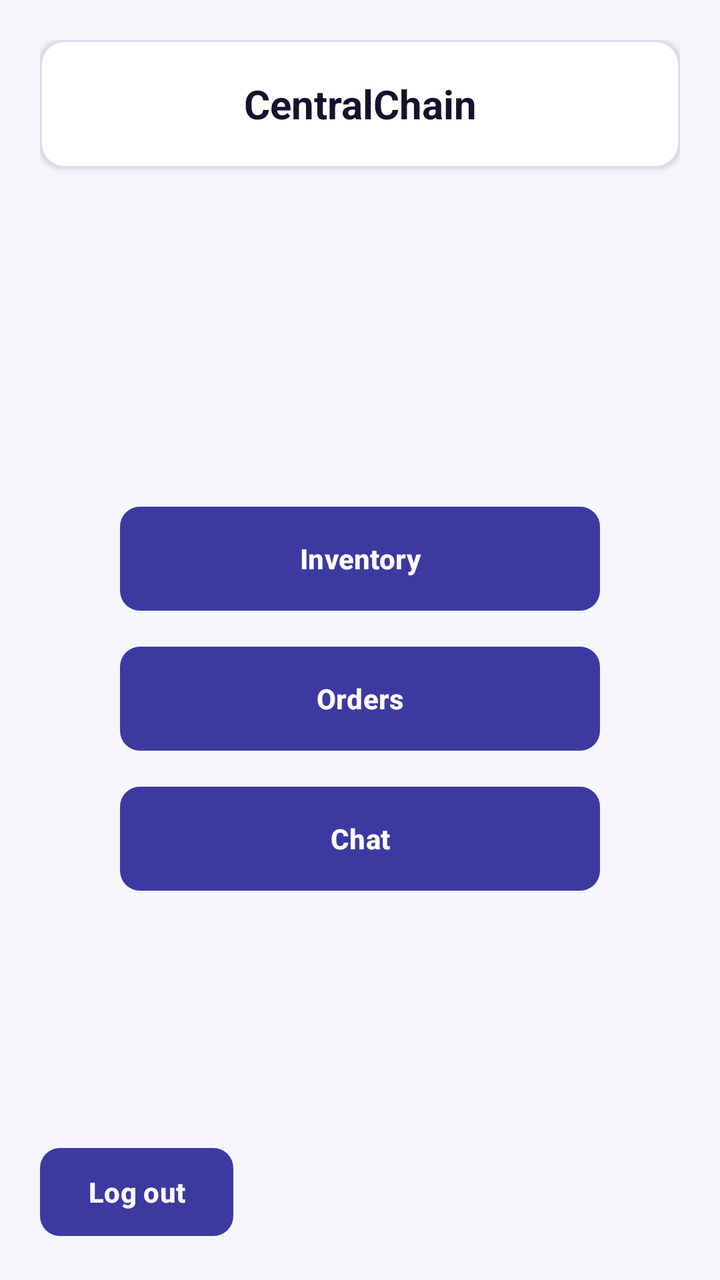
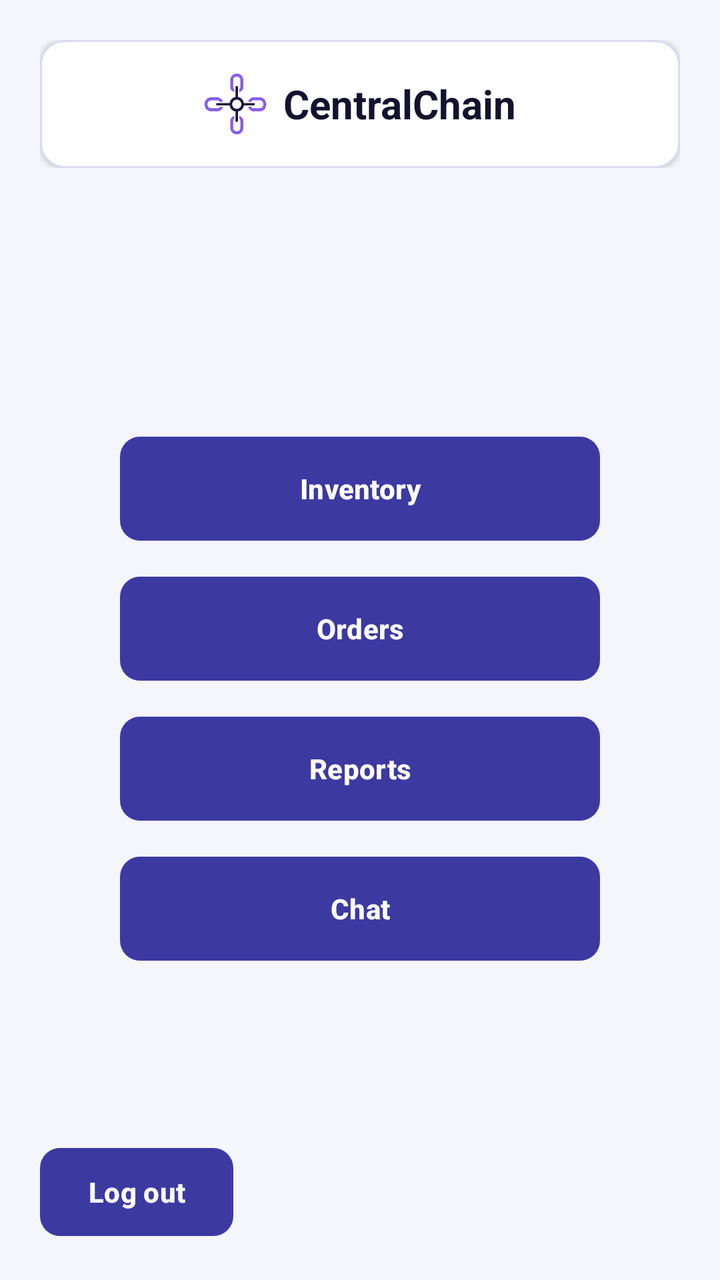

Screens rendered from an Android XML layout before and after an edit, with the pre-edit source and the edit as a unified diff.
<!-- AndroidManifest.xml: application theme Theme.CentralChain -->
<!-- res/layout/activity_supplier.xml -->
<?xml version="1.0" encoding="utf-8"?>
<LinearLayout xmlns:android="http://schemas.android.com/apk/res/android"
    android:layout_width="match_parent"
    android:layout_height="match_parent"
    android:orientation="vertical"
    android:padding="20dp">

    <include layout="@layout/view_header" />

    <LinearLayout
        android:layout_width="match_parent"
        android:layout_height="0dp"
        android:layout_weight="1"
        android:gravity="center"
        android:orientation="vertical"
        android:paddingStart="40dp"
        android:paddingEnd="40dp">

        <com.google.android.material.button.MaterialButton
            android:id="@+id/btn_inventory"
            style="@style/CC.Button.Primary"
            android:layout_width="match_parent"
            android:layout_height="56dp"
            android:text="Inventory" />

        <com.google.android.material.button.MaterialButton
            android:id="@+id/btn_orders"
            style="@style/CC.Button.Primary"
            android:layout_width="match_parent"
            android:layout_height="56dp"
            android:layout_marginTop="14dp"
            android:text="Orders" />

        <com.google.android.material.button.MaterialButton
            android:id="@+id/btn_chat"
            style="@style/CC.Button.Primary"
            android:layout_width="match_parent"
            android:layout_height="56dp"
            android:layout_marginTop="14dp"
            android:text="Chat" />
    </LinearLayout>

    <com.google.android.material.button.MaterialButton
        android:id="@+id/btn_logout"
        style="@style/CC.Button.Primary"
        android:layout_width="wrap_content"
        android:layout_height="wrap_content"
        android:text="Log out" />
</LinearLayout>
<!-- res/layout/view_header.xml (included above) -->
<?xml version="1.0" encoding="utf-8"?>
<LinearLayout xmlns:android="http://schemas.android.com/apk/res/android"
    android:layout_width="match_parent"
    android:layout_height="wrap_content"
    android:orientation="vertical">

    <TextView
        android:layout_width="match_parent"
        android:layout_height="64dp"
        android:background="@drawable/bg_card"
        android:elevation="2dp"
        android:gravity="center"
        android:text="@string/app_name"
        android:textColor="@color/ink"
        android:textSize="20sp"
        android:textStyle="bold" />

    <TextView
        android:id="@+id/screen_title"
        style="@style/CC.Title"
        android:layout_width="match_parent"
        android:layout_height="wrap_content"
        android:layout_marginTop="16dp"
        android:gravity="center" />

    <TextView
        android:id="@+id/screen_subtitle"
        style="@style/CC.Muted"
        android:layout_width="match_parent"
        android:layout_height="wrap_content"
        android:layout_marginTop="2dp"
        android:gravity="center"
        android:visibility="gone" />
</LinearLayout>
<!-- resources referenced by this layout -->
<resources>
  <color name="ink">#14132E</color>
  <!-- drawable bg_card (drawable) -->
  <?xml version="1.0" encoding="utf-8"?>
  <shape xmlns:android="http://schemas.android.com/apk/res/android" android:shape="rectangle">
      <solid android:color="@color/card" />
      <corners android:radius="12dp" />
      <stroke android:width="1dp" android:color="@color/stroke" />
  </shape>
  <string name="app_name">CentralChain</string>
  <style name="CC.Button.Primary">
          <item name="backgroundTint">@color/primary</item>
          <item name="android:textColor">@color/white</item>
      </style>
  <style name="CC.Muted">
          <item name="android:textSize">13sp</item>
          <item name="android:textColor">@color/muted</item>
      </style>
  <style name="CC.Title">
          <item name="android:textSize">20sp</item>
          <item name="android:textStyle">bold</item>
          <item name="android:textColor">@color/ink</item>
      </style>
  <style name="Theme.CentralChain" parent="Theme.Material3.Light.NoActionBar">
          <item name="colorPrimary">@color/primary</item>
          <item name="colorOnPrimary">@color/white</item>
          <item name="colorSecondary">@color/navy</item>
          <item name="android:colorBackground">@color/surface</item>
          <item name="android:windowBackground">@color/surface</item>
          <item name="android:statusBarColor">@color/surface</item>
          <item name="android:windowLightStatusBar">true</item>
          <item name="materialButtonStyle">@style/CC.Button</item>
      </style>
  <color name="card">#FFFFFF</color>
  <color name="stroke">#DCDCF0</color>
  <color name="primary">#3C3AA1</color>
  <color name="white">#FFFFFF</color>
  <color name="muted">#5E5D7A</color>
  <color name="navy">#26246B</color>
  <color name="surface">#F5F5FC</color>
  <style name="CC.Button" parent="Widget.Material3.Button">
          <item name="cornerRadius">10dp</item>
          <item name="android:minHeight">48dp</item>
          <item name="android:textAllCaps">false</item>
          <item name="android:textStyle">bold</item>
          <item name="android:insetTop">2dp</item>
          <item name="android:insetBottom">2dp</item>
      </style>
</resources>

<!-- the commit's change to res/layout/activity_supplier.xml (unified diff, before → after) -->
@@ -32,6 +32,14 @@
             android:text="Orders" />
 
         <com.google.android.material.button.MaterialButton
+            android:id="@+id/btn_reports"
+            style="@style/CC.Button.Primary"
+            android:layout_width="match_parent"
+            android:layout_height="56dp"
+            android:layout_marginTop="14dp"
+            android:text="Reports" />
+
+        <com.google.android.material.button.MaterialButton
             android:id="@+id/btn_chat"
             style="@style/CC.Button.Primary"
             android:layout_width="match_parent"
@@ -54,16 +62,54 @@
     android:layout_height="wrap_content"
     android:orientation="vertical">
 
-    <TextView
+    <FrameLayout
         android:layout_width="match_parent"
-        android:layout_height="64dp"
-        android:background="@drawable/bg_card"
-        android:elevation="2dp"
-        android:gravity="center"
-        android:text="@string/app_name"
-        android:textColor="@color/ink"
-        android:textSize="20sp"
-        android:textStyle="bold" />
+        android:layout_height="64dp">
+
+        
+        <LinearLayout
+            android:layout_width="match_parent"
+            android:layout_height="match_parent"
+            android:background="@drawable/bg_card"
+            android:elevation="2dp"
+            android:gravity="center"
+            android:orientation="horizontal">
+
+            <ImageView
+                android:layout_width="32dp"
+                android:layout_height="32dp"
+                android:layout_marginEnd="8dp"
+                android:contentDescription="@string/app_name"
+                android:src="@drawable/logo" />
+
+            <TextView
+                android:layout_width="wrap_content"
+                android:layout_height="wrap_content"
+                android:text="@string/app_name"
+                android:textColor="@color/ink"
+                android:textSize="20sp"
+                android:textStyle="bold" />
+        </LinearLayout>
+
+        
+        <TextView
+            android:id="@+id/text_role"
+            android:layout_width="wrap_content"
+            android:layout_height="wrap_content"
+            android:layout_gravity="end|center_vertical"
+            android:layout_marginEnd="12dp"
+            android:background="@drawable/bg_pill"
+            android:backgroundTint="@color/primary"
+            android:elevation="3dp"
+            android:paddingStart="12dp"
+            android:paddingTop="4dp"
+            android:paddingEnd="12dp"
+            android:paddingBottom="4dp"
+            android:textColor="@color/white"
+            android:textSize="12sp"
+            android:textStyle="bold"
+            android:visibility="gone" />
+    </FrameLayout>
 
     <TextView
         android:id="@+id/screen_title"
<!-- resource entries referenced after the edit -->
@@ -8,6 +8,13 @@
       <corners android:radius="12dp" />
       <stroke android:width="1dp" android:color="@color/stroke" />
   </shape>
+  <!-- drawable bg_pill (drawable) -->
+  <?xml version="1.0" encoding="utf-8"?>
+  <shape xmlns:android="http://schemas.android.com/apk/res/android" android:shape="rectangle">
+      <solid android:color="@color/white" />
+      <corners android:radius="10dp" />
+  </shape>
+  <!-- drawable logo: png bitmap (drawable-nodpi, 41189 bytes) -->
   <string name="app_name">CentralChain</string>
   <style name="CC.Button.Primary">
           <item name="backgroundTint">@color/primary</item>
